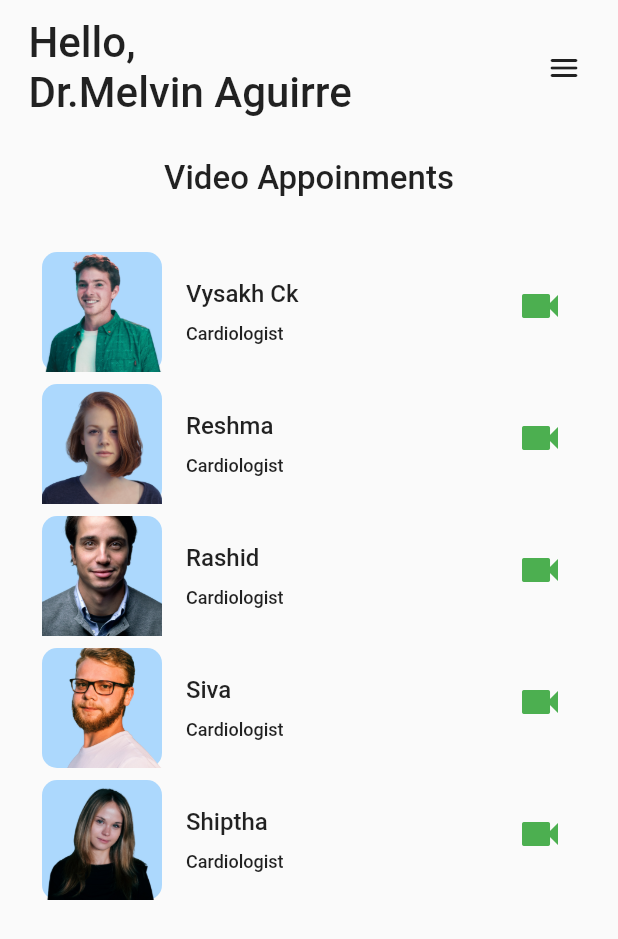
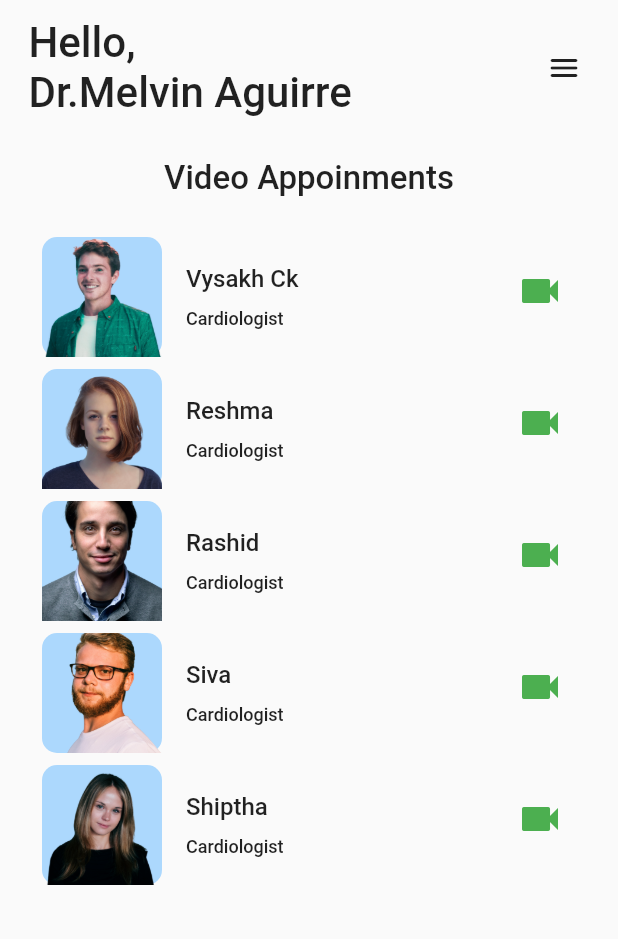
Before and after one commit to vysakhck/meet-a-doc-doctor, a Flutter app: the screen it shows after launch, on a phone screen of 412 x 824 dp. Shown: the top 939 px of the screen. Run offline on Flutter 3.47's test engine with Material 2 defaults, Android fonts, the phone set to English and light mode, and no system bars.

Commit message:
updated UI

```diff
--- a/lib/view/home.dart
+++ b/lib/view/home.dart
@@ -1,5 +1,7 @@
 import 'package:doctor_app/class.dart';
 import 'package:flutter/material.dart';
+import 'package:flutter/src/widgets/framework.dart';
+import 'package:flutter/src/widgets/placeholder.dart';
 
 class HomeScreen extends StatelessWidget {
   HomeScreen({super.key});
@@ -44,12 +46,12 @@ class HomeScreen extends StatelessWidget {
                 ],
               ),
               const SizedBox(height: 28),
-              const Text(
+              Text(
                 'Video Appoinments',
                 style: TextStyle(fontSize: 22, fontWeight: FontWeight.w500),
               ),
               SizedBox(
-                height: 32,
+                height: 22,
               ),
               ListView.builder(
                 physics: const NeverScrollableScrollPhysics(),
```
